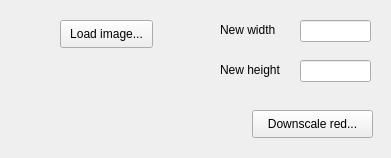
rasimv/trash, file downscale/src/downscale-app/mainwidget.ui: the form before one commit.
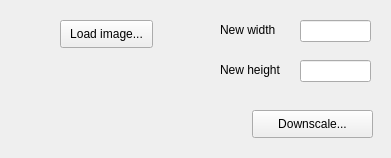
The form after the commit.

The edit to the form file:
```diff
--- a/downscale/src/downscale-app/mainwidget.ui
+++ b/downscale/src/downscale-app/mainwidget.ui
@@ -98,7 +98,7 @@
     </rect>
    </property>
    <property name="text">
-    <string>Downscale red...</string>
+    <string>Downscale...</string>
    </property>
   </widget>
  </widget>
```
Left out of the diff: 4 changed lines with no effect on the pictures.
